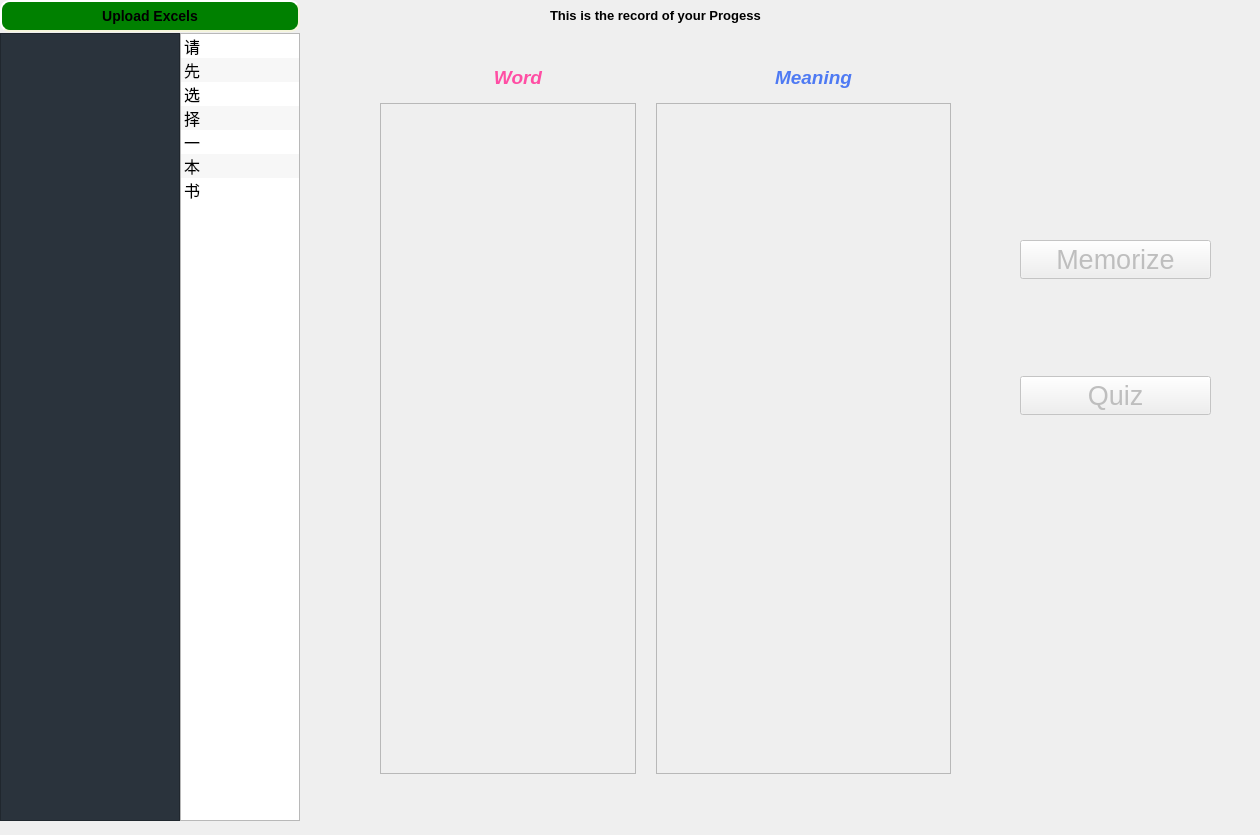
Above: PyQt5_GUI/RemV_Package/res/FirstGui.ui from ArmandXiao/RemV before the change. Below: the same form after it.
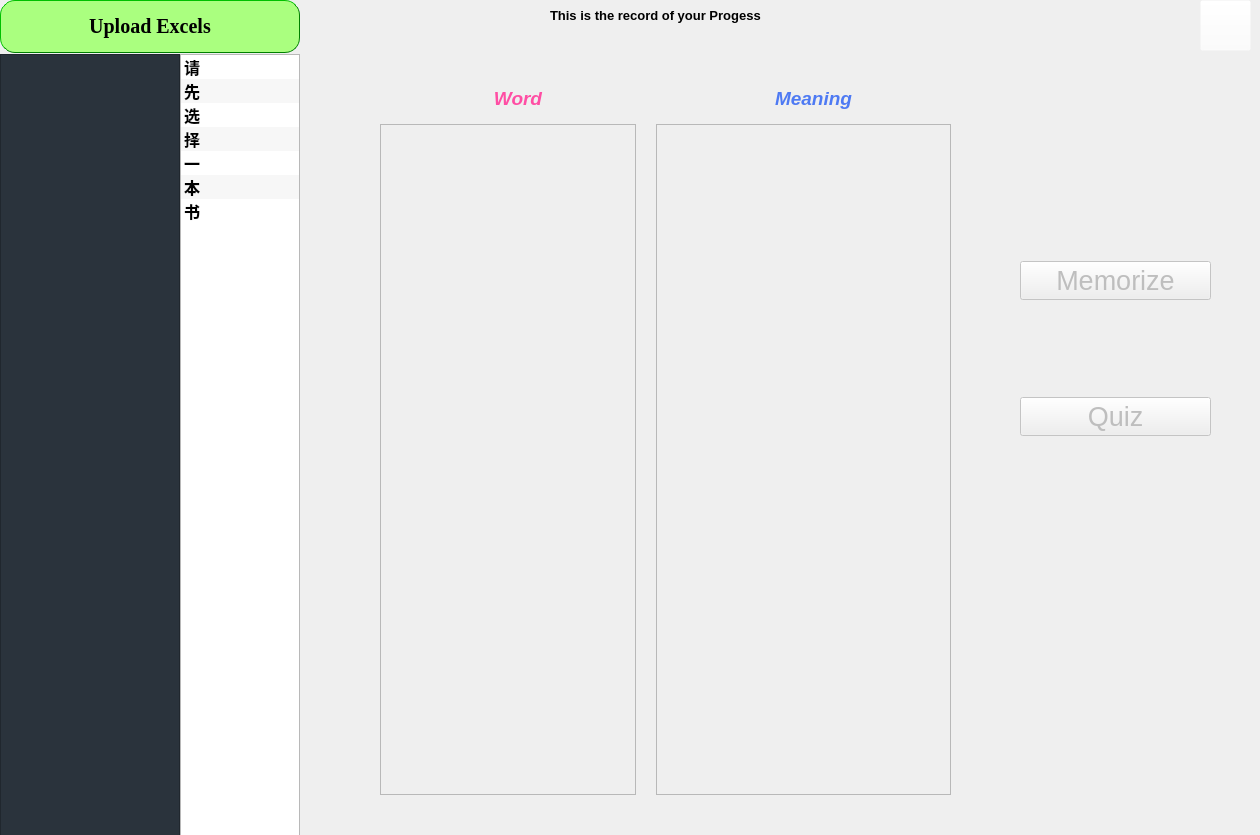
That is the form after the change.

What changed in the file:
```diff
--- a/PyQt5_GUI/RemV_Package/res/FirstGui.ui
+++ b/PyQt5_GUI/RemV_Package/res/FirstGui.ui
@@ -41,10 +41,10 @@
       <x>0</x>
       <y>0</y>
       <width>1261</width>
-      <height>821</height>
+      <height>841</height>
      </rect>
     </property>
-    <layout class="QGridLayout" name="gridLayout" rowstretch="1,0" columnstretch="3,2,16">
+    <layout class="QGridLayout" name="gridLayout" rowstretch="1,15" columnstretch="3,2,16">
      <property name="sizeConstraint">
       <enum>QLayout::SetDefaultConstraint</enum>
      </property>
@@ -124,6 +124,37 @@
          <string>&lt;html&gt;&lt;head/&gt;&lt;body&gt;&lt;p&gt;&lt;span style=&quot; font-size:10pt; font-weight:600;&quot;&gt;This is the record of your Progess&lt;/span&gt;&lt;/p&gt;&lt;/body&gt;&lt;/html&gt;</string>
         </property>
        </widget>
+       <widget class="QToolButton" name="helpBtn">
+        <property name="geometry">
+         <rect>
+          <x>900</x>
+          <y>0</y>
+          <width>51</width>
+          <height>51</height>
+         </rect>
+        </property>
+        <property name="sizePolicy">
+         <sizepolicy hsizetype="Preferred" vsizetype="Fixed">
+          <horstretch>0</horstretch>
+          <verstretch>0</verstretch>
+         </sizepolicy>
+        </property>
+        <property name="cursor">
+         <cursorShape>WhatsThisCursor</cursorShape>
+        </property>
+        <property name="styleSheet">
+         <string notr="true">background-color: rgba(255,255,255,0)</string>
+        </property>
+        <property name="text">
+         <string/>
+        </property>
+        <property name="iconSize">
+         <size>
+          <width>50</width>
+          <height>50</height>
+         </size>
+        </property>
+       </widget>
       </widget>
      </item>
      <item row="1" column="2">
@@ -228,6 +259,9 @@
               <pointsize>20</pointsize>
              </font>
             </property>
+            <property name="cursor">
+             <cursorShape>PointingHandCursor</cursorShape>
+            </property>
             <property name="text">
              <string>Memorize</string>
             </property>
@@ -271,6 +305,9 @@
               <pointsize>20</pointsize>
              </font>
             </property>
+            <property name="cursor">
+             <cursorShape>PointingHandCursor</cursorShape>
+            </property>
             <property name="text">
              <string>Quiz</string>
             </property>
@@ -316,41 +353,100 @@
         <property name="text">
          <string>请</string>
         </property>
+        <property name="font">
+         <font>
+          <weight>75</weight>
+          <bold>true</bold>
+         </font>
+        </property>
        </item>
        <item>
         <property name="text">
          <string>先</string>
         </property>
+        <property name="font">
+         <font>
+          <weight>75</weight>
+          <bold>true</bold>
+         </font>
+        </property>
        </item>
        <item>
         <property name="text">
          <string>选</string>
         </property>
+        <property name="font">
+         <font>
+          <weight>75</weight>
+          <bold>true</bold>
+         </font>
+        </property>
        </item>
        <item>
         <property name="text">
          <string>择</string>
         </property>
+        <property name="font">
+         <font>
+          <weight>75</weight>
+          <bold>true</bold>
+         </font>
+        </property>
        </item>
        <item>
         <property name="text">
          <string>一</string>
         </property>
+        <property name="font">
+         <font>
+          <weight>75</weight>
+          <bold>true</bold>
+         </font>
+        </property>
        </item>
        <item>
         <property name="text">
          <string>本</string>
         </property>
+        <property name="font">
+         <font>
+          <weight>75</weight>
+          <bold>true</bold>
+         </font>
+        </property>
        </item>
        <item>
         <property name="text">
          <string>书</string>
         </property>
+        <property name="font">
+         <font>
+          <weight>75</weight>
+          <bold>true</bold>
+         </font>
+        </property>
        </item>
       </widget>
      </item>
      <item row="0" column="0" colspan="2">
+      <layout class="QVBoxLayout" name="verticalLayout_2">
+       <item>
       <widget class="QPushButton" name="uploadButton">
+         <property name="sizePolicy">
+          <sizepolicy hsizetype="Minimum" vsizetype="Minimum">
+           <horstretch>20</horstretch>
+           <verstretch>20</verstretch>
+          </sizepolicy>
+         </property>
+         <property name="font">
+          <font>
+           <family>Times New Roman</family>
+           <pointsize>-1</pointsize>
+           <weight>75</weight>
+           <italic>false</italic>
+           <bold>true</bold>
+          </font>
+         </property>
        <property name="cursor">
         <cursorShape>PointingHandCursor</cursorShape>
        </property>
@@ -364,18 +460,27 @@
         <bool>false</bool>
        </property>
        <property name="styleSheet">
-        <string notr="true">    background-color: green;
+          <string notr="true">    background-color: rgb(170, 255, 127);
     border-style: outset;
-    border-width: 2px;
-    border-radius: 10px;
-    border-color: beige;
-    font: bold 14px;
+    border-width: 1px;
+    border-radius: 15px;
+    border-color: green;
+    font: bold 20px;
     min-width: 10em;
     padding: 6px;</string>
        </property>
        <property name="text">
         <string>Upload Excels</string>
        </property>
+         <property name="iconSize">
+          <size>
+           <width>30</width>
+           <height>30</height>
+          </size>
+         </property>
+         <property name="shortcut">
+          <string>Ctrl+S</string>
+         </property>
        <property name="checkable">
         <bool>false</bool>
        </property>
@@ -383,6 +488,8 @@
         <bool>false</bool>
        </property>
       </widget>
+       </item>
+      </layout>
      </item>
     </layout>
    </widget>
```
Lines whose indentation alone changed are shown as unchanged.
